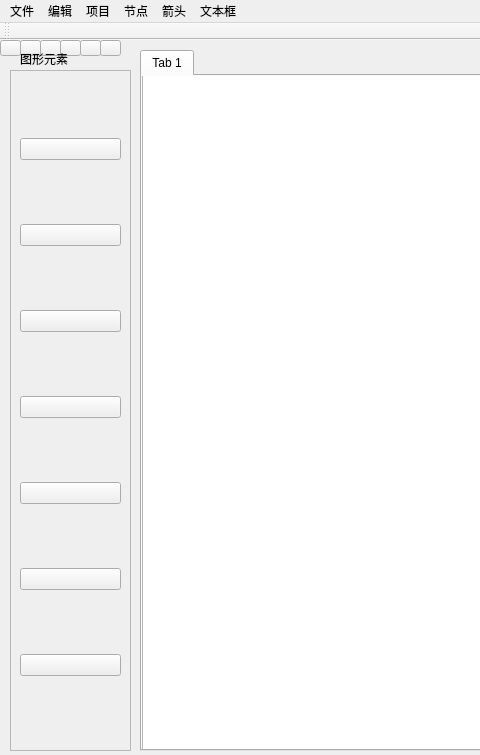
Qt form mainwindow.ui (riobun/FlowChartStudio) before a commit; both pictures show x 0 to 480 and y 0 to 755 of the 1200 by 900 pixel window.
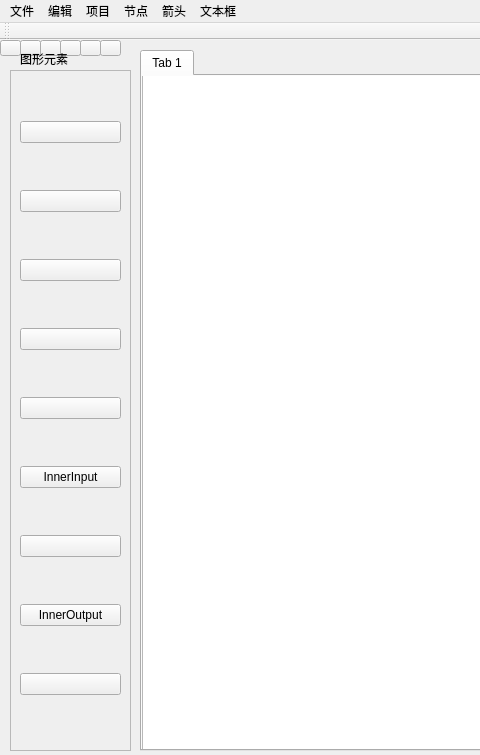
The same form after that commit. Icons and pictures are not drawn.

What changed in the file:
```diff
--- a/mainwindow.ui
+++ b/mainwindow.ui
@@ -223,6 +223,13 @@
         </property>
        </widget>
       </item>
+      <item>
+       <widget class="QPushButton" name="addInnerInputButton">
+        <property name="text">
+         <string>InnerInput</string>
+        </property>
+       </widget>
+      </item>
       <item>
        <widget class="QPushButton" name="addFatherPortButton">
         <property name="text">
@@ -240,6 +247,13 @@
         </property>
        </widget>
       </item>
+      <item>
+       <widget class="QPushButton" name="addInnerOutputButton">
+        <property name="text">
+         <string>InnerOutput</string>
+        </property>
+       </widget>
+      </item>
       <item>
        <widget class="QPushButton" name="addSonPortButton">
         <property name="text">
```
Left out of the diff: 2 changed lines with no effect on the pictures.
